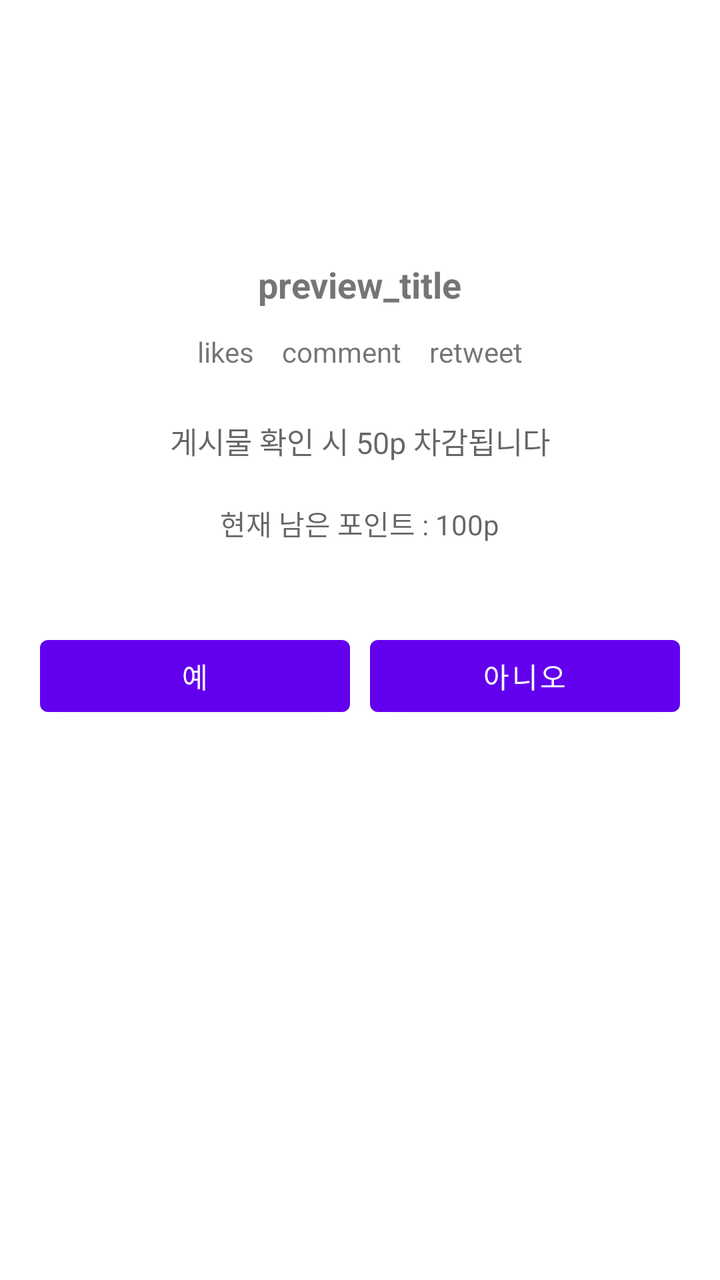
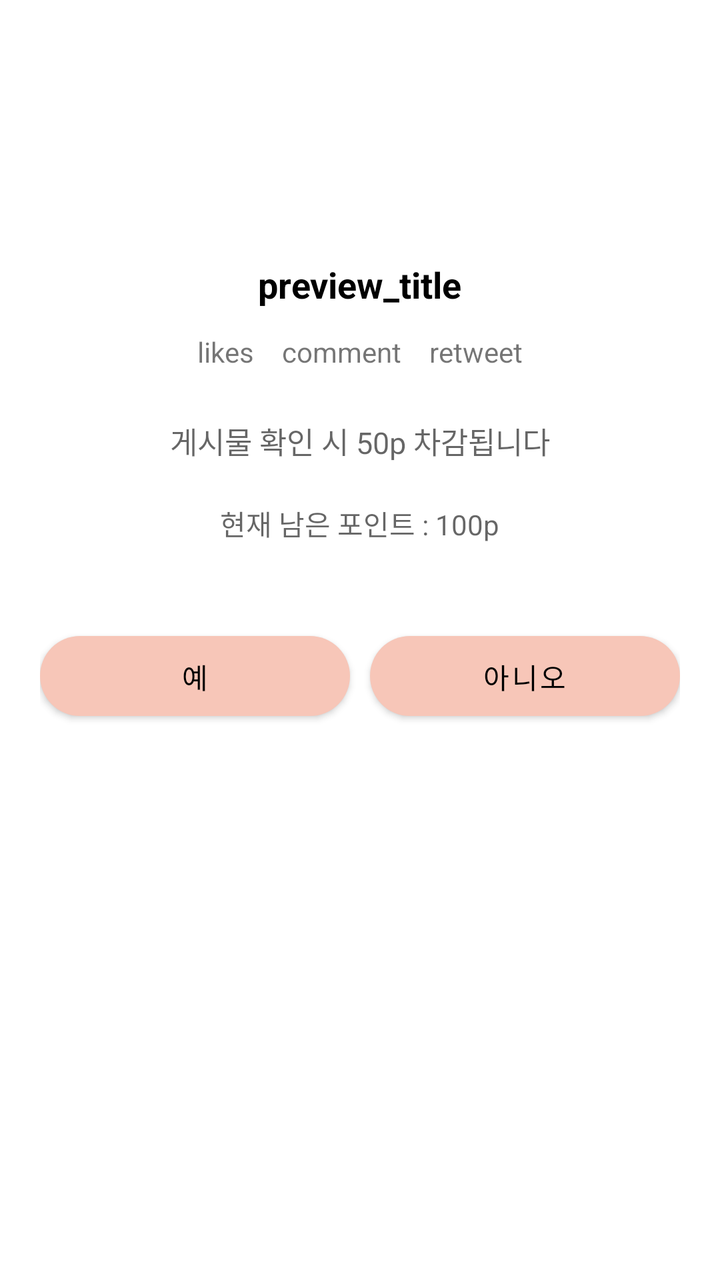

Before-and-after screenshots of an Android layout around one commit, followed by the original layout XML and the change that was made.
<!-- AndroidManifest.xml: application theme Theme.DateCourseRecommendApplication -->
<!-- res/layout/bottomsheet_post_preview.xml -->
<?xml version="1.0" encoding="utf-8"?>
<LinearLayout xmlns:android="http://schemas.android.com/apk/res/android"
    android:orientation="vertical"
    android:padding="20dp"
    android:background="@android:color/white"
    android:layout_width="match_parent"
    android:layout_height="wrap_content">

    <ImageView
        android:id="@+id/preview_thumb"
        android:layout_width="100dp"
        android:layout_height="100dp"
        android:scaleType="centerCrop"
        android:layout_gravity="center_horizontal" />

    <TextView
        android:id="@+id/preview_title"
        android:textSize="18sp"
        android:textStyle="bold"
        android:text="preview_title"
        android:layout_gravity="center_horizontal"
        android:layout_marginTop="10dp"
        android:layout_width="wrap_content"
        android:layout_height="wrap_content"/>

    <LinearLayout
        android:orientation="horizontal"
        android:layout_marginTop="8dp"
        android:padding="4dp"
        android:layout_width="wrap_content"
        android:layout_height="wrap_content"
        android:layout_gravity="center_horizontal">

        <TextView
            android:id="@+id/preview_likes"
            android:text="likes"
            android:layout_width="wrap_content"
            android:layout_height="wrap_content"
            android:textSize="14sp"
            android:layout_marginRight="14dp" />

        <TextView
            android:id="@+id/preview_comments"
            android:text="comment"
            android:layout_width="wrap_content"
            android:layout_height="wrap_content"
            android:textSize="14sp"
            android:layout_marginRight="14dp" />

        <TextView
            android:id="@+id/preview_retweets"
            android:text="retweet"
            android:layout_width="wrap_content"
            android:layout_height="wrap_content"
            android:textSize="14sp" />
    </LinearLayout>

    <TextView
        android:id="@+id/preview_tip"
        android:layout_width="wrap_content"
        android:layout_height="wrap_content"
        android:layout_gravity="center_horizontal"
        android:layout_marginTop="20dp"
        android:hint="게시물 확인 시 50p 차감됩니다"
        android:textColor="#CC3333"
        android:textSize="15sp" />

    <TextView
        android:id="@+id/my_point"
        android:layout_width="wrap_content"
        android:layout_height="wrap_content"
        android:layout_gravity="center_horizontal"
        android:layout_marginTop="20dp"
        android:hint="현재 남은 포인트 : 100p"
        />

    <LinearLayout
        android:orientation="horizontal"
        android:layout_marginTop="16dp"
        android:gravity="center"
        android:layout_width="match_parent"
        android:layout_height="100dp">

        <Button
            android:id="@+id/btn_yes"
            android:layout_width="0dp"
            android:layout_height="wrap_content"
            android:layout_weight="1"
            android:text="예"/>

        <View
            android:layout_width="10dp"
            android:layout_height="wrap_content"/>

        <Button
            android:id="@+id/btn_no"
            android:layout_width="0dp"
            android:layout_height="wrap_content"
            android:layout_weight="1"
            android:text="아니오"/>

    </LinearLayout>

</LinearLayout>
<!-- resources referenced by this layout -->
<resources>
  <style name="Theme.DateCourseRecommendApplication" parent="Theme.MaterialComponents.DayNight.NoActionBar">
      
  
      
      <item name="colorPrimary">@color/purple_500</item>
      <item name="colorPrimaryVariant">@color/purple_700</item>
      <item name="colorOnPrimary">@color/white</item>
      
      <item name="colorSecondary">@color/teal_200</item>
      <item name="colorSecondaryVariant">@color/teal_700</item>
      <item name="colorOnSecondary">@color/black</item>
      
      <item name="android:statusBarColor">?attr/colorPrimaryVariant</item>
      
  </style>
  <color name="purple_500">#FF6200EE</color>
  <color name="purple_700">#FF3700B3</color>
  <color name="white">#FFFFFFFF</color>
  <color name="teal_200">#FF03DAC5</color>
  <color name="teal_700">#FF018786</color>
  <color name="black">#FF000000</color>
</resources>

<!-- the commit's change to res/layout/bottomsheet_post_preview.xml (unified diff, before → after) -->
@@ -1,5 +1,6 @@
 <?xml version="1.0" encoding="utf-8"?>
 <LinearLayout xmlns:android="http://schemas.android.com/apk/res/android"
+    xmlns:app="http://schemas.android.com/apk/res-auto"
     android:orientation="vertical"
     android:padding="20dp"
     android:background="@android:color/white"
@@ -17,6 +18,7 @@
         android:id="@+id/preview_title"
         android:textSize="18sp"
         android:textStyle="bold"
+        android:textColor="@color/black"
         android:text="preview_title"
         android:layout_gravity="center_horizontal"
         android:layout_marginTop="10dp"
@@ -84,9 +86,12 @@
         <Button
             android:id="@+id/btn_yes"
             android:layout_width="0dp"
-            android:layout_height="wrap_content"
+            android:layout_height="40dp"
             android:layout_weight="1"
-            android:text="예"/>
+            app:backgroundTint="@null"
+            android:background="@drawable/bg_login_button"
+            android:text="예"
+            android:textColor="@color/black"/>
 
         <View
             android:layout_width="10dp"
@@ -95,9 +100,12 @@
         <Button
             android:id="@+id/btn_no"
             android:layout_width="0dp"
-            android:layout_height="wrap_content"
+            android:layout_height="40dp"
             android:layout_weight="1"
-            android:text="아니오"/>
+            app:backgroundTint="@null"
+            android:background="@drawable/bg_login_button"
+            android:text="아니오"
+            android:textColor="@color/black"/>
 
     </LinearLayout>
 
<!-- resource entries referenced after the edit -->
@@ -1,25 +1,39 @@
 <!-- resources referenced by this layout -->
 <resources>
-  <style name="Theme.DateCourseRecommendApplication" parent="Theme.MaterialComponents.DayNight.NoActionBar">
-      
+  <style name="Theme.DateCourseRecommendApplication" parent="Theme.MaterialComponents.Light.NoActionBar">
   
-      
-      <item name="colorPrimary">@color/purple_500</item>
-      <item name="colorPrimaryVariant">@color/purple_700</item>
-      <item name="colorOnPrimary">@color/white</item>
-      
-      <item name="colorSecondary">@color/teal_200</item>
-      <item name="colorSecondaryVariant">@color/teal_700</item>
-      <item name="colorOnSecondary">@color/black</item>
-      
-      <item name="android:statusBarColor">?attr/colorPrimaryVariant</item>
-      
-  </style>
+          <item name="colorPrimary">@color/purple_500</item>
+          <item name="colorPrimaryVariant">@color/purple_700</item>
+          <item name="colorOnPrimary">@color/white</item>
+  
+          <item name="colorSecondary">@color/teal_200</item>
+          <item name="colorSecondaryVariant">@color/teal_700</item>
+          <item name="colorOnSecondary">@color/black</item>
+  
+          <item name="android:statusBarColor">@color/top_bar_bg</item>
+          <item name="android:windowLightStatusBar">true</item>
+  
+      </style>
   <color name="purple_500">#FF6200EE</color>
   <color name="purple_700">#FF3700B3</color>
   <color name="white">#FFFFFFFF</color>
   <color name="teal_200">#FF03DAC5</color>
   <color name="teal_700">#FF018786</color>
+  <color name="top_bar_bg">#F7C6B8</color>
   <color name="black">#FF000000</color>
+  <!-- drawable bg_login_button (drawable) -->
+  <?xml version="1.0" encoding="utf-8"?>
+  <ripple xmlns:android="http://schemas.android.com/apk/res/android"
+      xmlns:app="http://schemas.android.com/apk/res-auto"
+      android:color="#B89489">
+  
+      <item>
+          <shape>
+              <corners android:radius="24dp"/>
+              <solid android:color="#F7C6B8"/>
+          </shape>
+      </item>
+  
+  </ripple>
 </resources>
 
